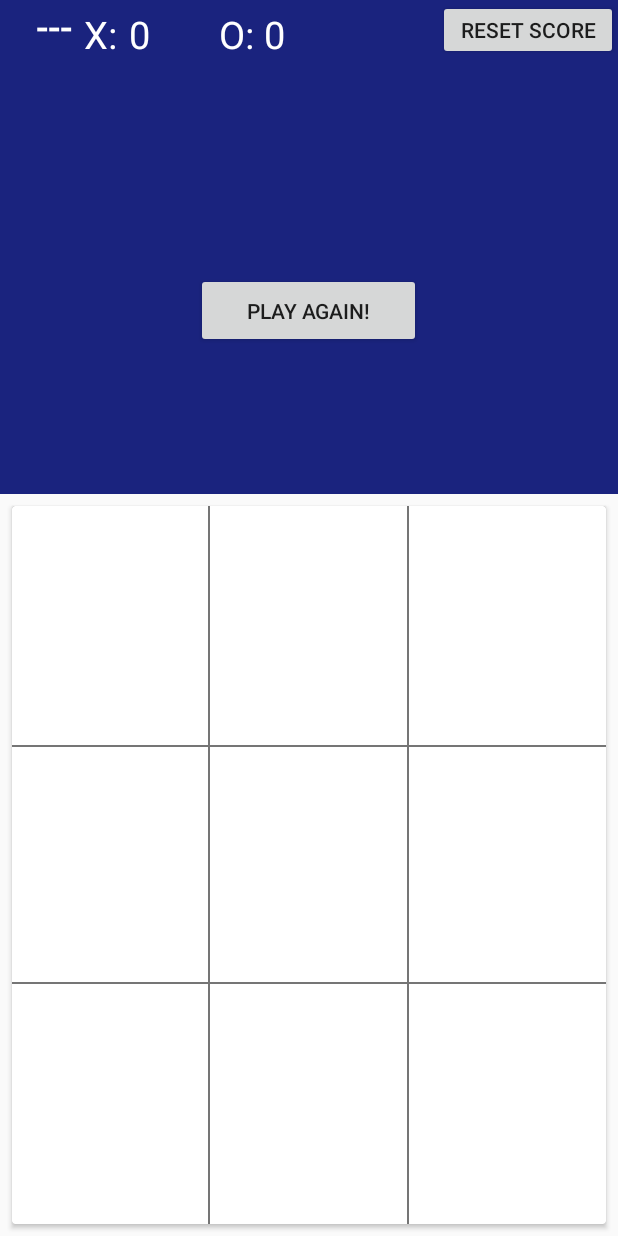
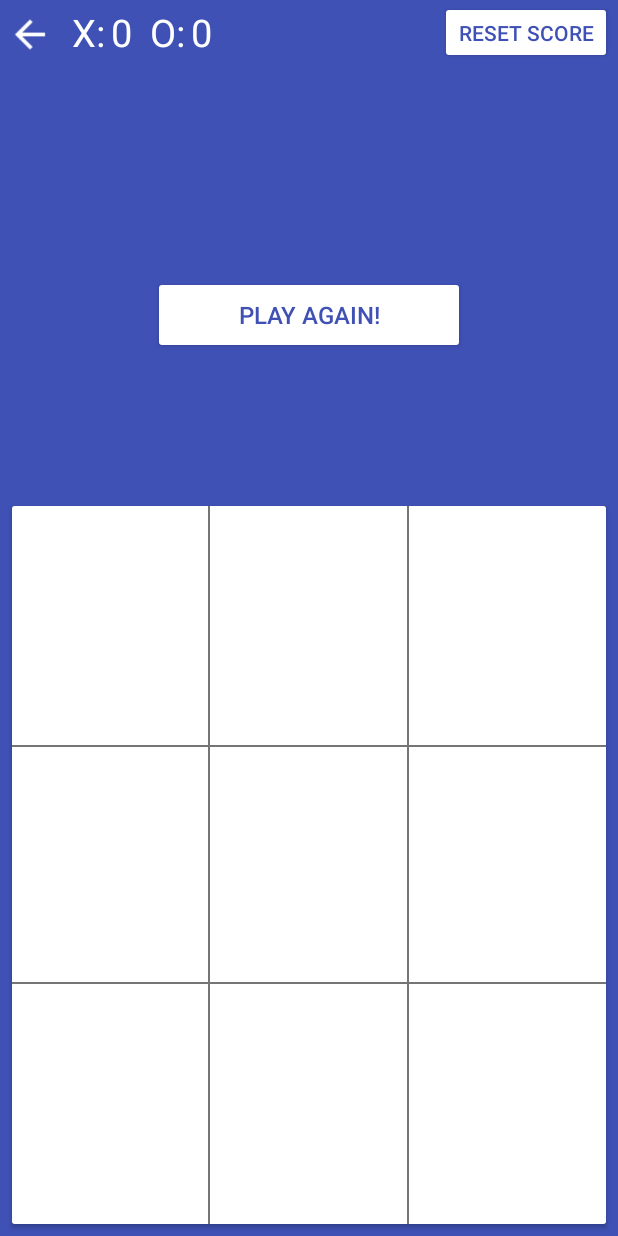
Before and after one commit to devAjayAj/3T-Beast, an Android app: the layout activity_main.xml on its own in the app's theme, with its tools: preview values and no code run, on a phone screen of 412 x 824 dp. Run offline under Robolectric (Android 15) with nearby library versions, the phone set to English and light mode, and no system bars.

Commit message:
Optimized 3x3 Fixed many bugs

```diff
--- a/app/build.gradle
+++ b/app/build.gradle
@@ -25,5 +25,6 @@ dependencies {
     })
     compile 'com.android.support:appcompat-v7:25.1.0'
     compile 'com.android.support:cardview-v7:25.1.0'
+    compile 'com.android.support:design:25.1.0'
     testCompile 'junit:junit:4.12'
 }
--- a/app/src/main/AndroidManifest.xml
+++ b/app/src/main/AndroidManifest.xml
@@ -8,14 +8,15 @@
         android:label="@string/app_name"
         android:supportsRtl="true"
         android:theme="@style/AppTheme">
-        <activity android:name=".MainActivity">
+        <activity android:name=".Menu">
             <intent-filter>
                 <action android:name="android.intent.action.MAIN" />
 
                 <category android:name="android.intent.category.LAUNCHER" />
             </intent-filter>
         </activity>
-        <activity android:name=".Beast"></activity>
+        <activity android:name=".Beast" />
+        <activity android:name=".MainActivity" />
     </application>
 
 </manifest>
--- /dev/null
+++ b/app/src/main/res/drawable/button_bg_white.xml
@@ -0,0 +1,9 @@
+<?xml version="1.0" encoding="utf-8"?>
+<selector xmlns:android="http://schemas.android.com/apk/res/android">
+    <item>
+        <shape android:shape="rectangle">
+            <corners android:radius="2dp" />
+            <solid android:color="@color/white" />
+        </shape>
+    </item>
+</selector>
--- a/app/src/main/res/layout/activity_main.xml
+++ b/app/src/main/res/layout/activity_main.xml
@@ -4,103 +4,131 @@
     android:id="@+id/activity_main"
     android:layout_width="match_parent"
     android:layout_height="match_parent"
+    android:background="@color/colorPrimary"
     android:baselineAligned="false"
     android:orientation="vertical"
     android:weightSum="5"
     tools:context="com.beast.tictactoe.xo.MainActivity">
 
-    <RelativeLayout
+    <LinearLayout
         android:layout_width="match_parent"
         android:layout_height="0dp"
         android:layout_weight="2"
-        android:background="#1A237E"
         android:orientation="vertical">
 
-        <Button
-            android:text="Reset Score"
-            android:id="@+id/reset"
-            android:layout_width="120dp"
-            android:layout_height="40dp"
-            android:layout_alignParentTop="true"
-            android:layout_alignParentRight="true"
-            android:layout_alignParentEnd="true" />
+        <LinearLayout
+            android:layout_width="match_parent"
+            android:layout_height="0dp"
+            android:layout_weight="1">
+
+            <ImageView
+                android:id="@+id/back"
+                android:layout_width="40dp"
+                android:layout_height="30dp"
+                android:layout_marginTop="8dp"
+                android:contentDescription="@string/empty"
+                android:src="@drawable/ic_arrow_back_white_24dp" />
+
+            <TextView
+                android:id="@+id/textView4"
+                android:layout_width="wrap_content"
+                android:layout_height="wrap_content"
+                android:layout_marginLeft="8dp"
+                android:layout_marginStart="8dp"
+                android:layout_marginTop="4dp"
+                android:text="@string/x"
+                android:textColor="@android:color/white"
+                android:textSize="25sp" />
+
+            <TextView
+                android:id="@+id/xscore"
+                android:layout_width="wrap_content"
+                android:layout_height="wrap_content"
+                android:layout_marginLeft="4dp"
+                android:layout_marginStart="4dp"
+                android:layout_marginTop="4dp"
+                android:text="@string/_0"
+                android:textColor="@android:color/white"
+                android:textSize="25sp" />
 
             <TextView
                 android:id="@+id/textView5"
-            android:layout_width="30dp"
-            android:layout_height="30dp"
-            android:text="O:"
+                android:layout_width="wrap_content"
+                android:layout_height="wrap_content"
+                android:layout_marginLeft="12dp"
+                android:layout_marginStart="12dp"
+                android:layout_marginTop="4dp"
+                android:text="@string/o"
                 android:textColor="@android:color/white"
-            android:textSize="25dp"
-            android:layout_alignBaseline="@+id/yscore"
-            android:layout_alignBottom="@+id/yscore"
-            android:layout_toLeftOf="@+id/yscore"
-            android:layout_toStartOf="@+id/yscore" />
+                android:textSize="25sp" />
+
 
             <TextView
-            android:id="@+id/xscore"
-            android:layout_width="60dp"
+                android:id="@+id/yscore"
+                android:layout_width="wrap_content"
+                android:layout_height="wrap_content"
+                android:layout_marginLeft="4dp"
+                android:layout_marginStart="4dp"
+                android:layout_marginTop="4dp"
+                android:text="@string/_0"
+                android:textColor="@android:color/white"
+                android:textSize="25sp" />
+
+            <View
+                android:layout_width="0dp"
+                android:layout_height="wrap_content"
+                android:layout_weight="1" />
+
+            <Button
+                android:id="@+id/reset"
+                android:layout_width="wrap_content"
                 android:layout_height="30dp"
-            android:text="0"
-            android:textColor="@android:color/white"
-            android:textSize="25dp"
-            android:layout_alignBaseline="@+id/textView5"
-            android:layout_alignBottom="@+id/textView5"
-            android:layout_toLeftOf="@+id/textView5"
-            android:layout_toStartOf="@+id/textView5" />
+                android:layout_marginEnd="8dp"
+                android:layout_marginRight="8dp"
+                android:background="@drawable/button_bg_white"
+                android:paddingEnd="8dp"
+                android:paddingLeft="8dp"
+                android:paddingRight="8dp"
+                android:paddingStart="8dp"
+                android:text="@string/reset_score"
+                android:textColor="@color/colorPrimary" />
+        </LinearLayout>
 
-        <TextView
-            android:id="@+id/textView4"
-            android:layout_width="30dp"
-            android:layout_height="30dp"
-            android:text="X:"
-            android:textColor="@android:color/white"
-            android:textSize="25dp"
-            android:layout_alignBaseline="@+id/xscore"
-            android:layout_alignBottom="@+id/xscore"
-            android:layout_toLeftOf="@+id/xscore"
-            android:layout_toStartOf="@+id/xscore" />
+        <View
+            android:layout_width="0dp"
+            android:layout_height="0dp"
+            android:layout_weight="1" />
+
+        <FrameLayout
+            android:layout_width="match_parent"
+            android:layout_height="wrap_content">
 
             <TextView
                 android:id="@+id/dispTurn"
+                android:layout_width="wrap_content"
+                android:layout_height="wrap_content"
+                android:layout_gravity="center"
+                android:textAlignment="center"
                 android:textColor="@android:color/white"
-            android:textSize="30dp"
-            android:layout_centerVertical="true"
-            android:layout_centerHorizontal="true"
-            android:layout_width="120dp"
-            android:layout_height="35dp"
-            android:textAlignment="center" />
+                android:textSize="30sp" />
 
             <Button
-            android:text="Play Again!"
                 android:id="@+id/pagain"
-            android:layout_width="150dp"
-            android:layout_height="50dp"
-            android:layout_below="@+id/dispTurn"
-            android:layout_centerHorizontal="true" />
+                android:layout_width="200dp"
+                android:layout_height="40dp"
+                android:layout_gravity="center"
+                android:layout_margin="8dp"
+                android:background="@drawable/button_bg_white"
+                android:text="@string/play_again"
+                android:textColor="@color/colorPrimary"
+                android:textSize="16sp" />
+        </FrameLayout>
 
-        <Button
-            android:text="---"
-            android:id="@+id/button"
-            android:layout_width="40dp"
-            android:layout_height="35dp"
-            android:background="@android:color/transparent"
-            android:textColorLink="@android:color/white"
-            android:textColor="@android:color/white"
-            android:textSize="25dp"
-            android:layout_alignParentTop="true"
-            android:layout_toLeftOf="@+id/textView4" />
-
-        <TextView
-            android:id="@+id/yscore"
-            android:layout_width="60dp"
-            android:layout_height="30dp"
-            android:text="0"
-            android:textColor="@android:color/white"
-            android:textSize="25dp"
-            android:layout_alignBottom="@+id/button"
-            android:layout_centerHorizontal="true" />
-    </RelativeLayout>
+        <View
+            android:layout_width="0dp"
+            android:layout_height="0dp"
+            android:layout_weight="1" />
+    </LinearLayout>
 
     <LinearLayout
         android:layout_width="match_parent"
@@ -132,9 +160,11 @@
                         android:id="@+id/b1"
                         android:layout_width="0dp"
                         android:layout_height="match_parent"
+                        android:layout_marginEnd="1dp"
                         android:layout_marginRight="1dp"
                         android:layout_weight="1"
                         android:background="@drawable/empty"
+                        android:contentDescription="@string/empty"
                         android:scaleType="fitXY" />
 
                     <ImageView
@@ -143,6 +173,7 @@
                         android:layout_height="match_parent"
                         android:layout_weight="1"
                         android:background="@drawable/empty"
+                        android:contentDescription="@string/empty"
                         android:scaleType="fitXY" />
 
                     <ImageView
@@ -150,8 +181,10 @@
                         android:layout_width="0dp"
                         android:layout_height="match_parent"
                         android:layout_marginLeft="1dp"
+                        android:layout_marginStart="1dp"
                         android:layout_weight="1"
                         android:background="@drawable/empty"
+                        android:contentDescription="@string/empty"
                         android:scaleType="fitXY" />
 
                 </LinearLayout>
@@ -168,10 +201,12 @@
                         android:layout_width="0dp"
                         android:layout_height="match_parent"
                         android:layout_marginBottom="1dp"
+                        android:layout_marginEnd="1dp"
                         android:layout_marginRight="1dp"
                         android:layout_marginTop="1dp"
                         android:layout_weight="1"
                         android:background="@drawable/empty"
+                        android:contentDescription="@string/empty"
                         android:scaleType="fitXY" />
 
                     <ImageView
@@ -182,6 +217,7 @@
                         android:layout_marginTop="1dp"
                         android:layout_weight="1"
                         android:background="@drawable/empty"
+                        android:contentDescription="@string/empty"
                         android:scaleType="fitXY" />
 
                     <ImageView
@@ -190,9 +226,11 @@
                         android:layout_height="match_parent"
                         android:layout_marginBottom="1dp"
                         android:layout_marginLeft="1dp"
+                        android:layout_marginStart="1dp"
                         android:layout_marginTop="1dp"
                         android:layout_weight="1"
                         android:background="@drawable/empty"
+                        android:contentDescription="@string/empty"
                         android:scaleType="fitXY" />
                 </LinearLayout>
 
@@ -207,9 +245,11 @@
                         android:id="@+id/b7"
                         android:layout_width="0dp"
                         android:layout_height="match_parent"
+                        android:layout_marginEnd="1dp"
                         android:layout_marginRight="1dp"
                         android:layout_weight="1"
                         android:background="@drawable/empty"
+                        android:contentDescription="@string/empty"
                         android:scaleType="fitXY" />
 
                     <ImageView
@@ -218,6 +258,7 @@
                         android:layout_height="match_parent"
                         android:layout_weight="1"
                         android:background="@drawable/empty"
+                        android:contentDescription="@string/empty"
                         android:scaleType="fitXY" />
 
                     <ImageView
@@ -225,8 +266,10 @@
                         android:layout_width="0dp"
                         android:layout_height="match_parent"
                         android:layout_marginLeft="1dp"
+                        android:layout_marginStart="1dp"
                         android:layout_weight="1"
                         android:background="@drawable/empty"
+                        android:contentDescription="@string/empty"
                         android:scaleType="fitXY" />
 
                 </LinearLayout>
--- a/app/src/main/res/values/strings.xml
+++ b/app/src/main/res/values/strings.xml
@@ -1,4 +1,13 @@
 <resources>
     <string name="app_name">XO</string>
     <string name="empty" />
+    <string name="beast_mode">Beast Mode</string>
+    <string name="normal_mode">Normal Mode</string>
+    <string name="play_again">Play Again!</string>
+    <string name="reset_score">Reset Score</string>
+    <string name="o">O:</string>
+    <string name="_0">0</string>
+    <string name="x">X:</string>
+    <string name="x_turn">X\'s Turn</string>
+    <string name="o_turn">O\'s Turn</string>
 </resources>
```
Also changed, not shown: app/src/main/java/com/beast/tictactoe/xo/Extras/M.java (added, +34 -0 lines), app/src/main/java/com/beast/tictactoe/xo/MainActivity.java (+30 -23 lines), app/src/main/java/com/beast/tictactoe/xo/Menu.java (+8 -1 lines), app/src/main/res/drawable/button_bg.xml (added, +9 -0 lines), app/src/main/res/layout/activity_menu.xml (+22 -24 lines), app/src/main/res/drawable/ic_arrow_back_white_24dp.png (added), app/src/main/res/drawable/o.jpg (added), app/src/main/res/drawable/o.png (deleted), app/src/main/res/drawable/owin.jpg (added), app/src/main/res/drawable/x.jpg (added), app/src/main/res/drawable/x.png (deleted), app/src/main/res/drawable/xwin.jpg (added). Lines whose indentation alone changed are shown as unchanged.
